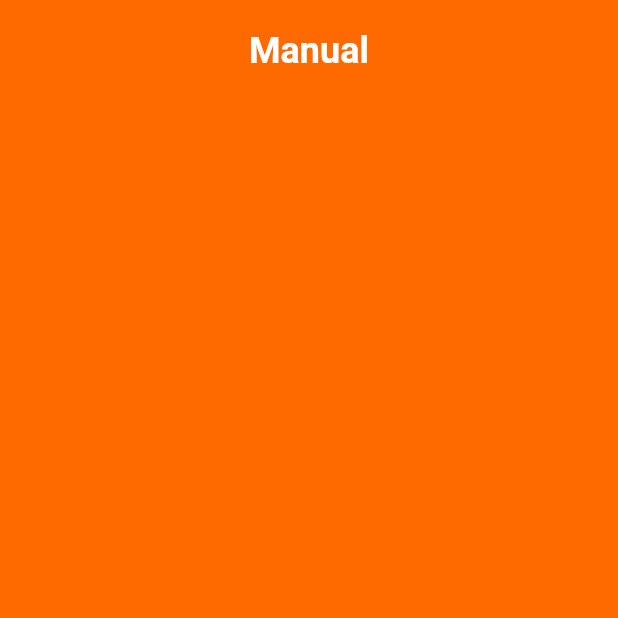
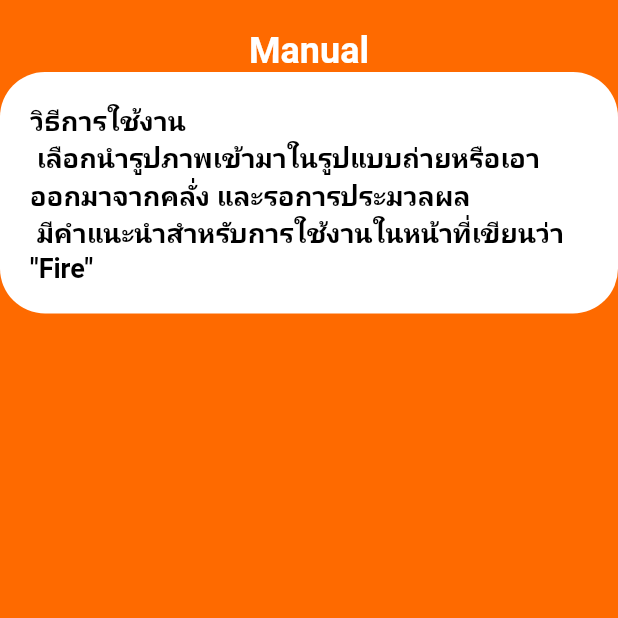
Before and after one commit to patpat46/FIRE_Smoke, a Flutter app: the Manual screen opened directly, on a phone screen of 412 x 824 dp, the top half of it. Run offline on Flutter 3.47's test engine with Material 2 defaults, Android fonts, the phone set to English and light mode, and no system bars; our stand-ins replace image_picker; missing offline and left inert: tflite.

Commit message:
25 เช้า

```diff
--- a/lib/screan/manual.dart
+++ b/lib/screan/manual.dart
@@ -12,7 +12,8 @@ class _ManualState extends State<Manual> {
   Widget build(BuildContext context) {
     return Scaffold(
         backgroundColor: Color.fromARGB(255, 254, 106, 0),
-        body: Column(children: [
+        body: Column(
+          children: [
             const Padding(padding: EdgeInsets.all(10)),
             Row(
               mainAxisAlignment: MainAxisAlignment.center,
@@ -26,6 +27,24 @@ class _ManualState extends State<Manual> {
                 )
               ],
             ),
-        ]));
+            Center(
+              child: Container(
+                  alignment: Alignment.topCenter,
+                  padding: const EdgeInsets.all(20),
+                  decoration: BoxDecoration(
+                    color: Color.fromARGB(255, 255, 255, 255),
+                    borderRadius: BorderRadius.circular(30),
+                  ),
+                  child: Text(
+                    'วิธีการใช้งาน \n เลือกนำรูปภาพเข้ามาในรูปแบบถ่ายหรือเอาออกมาจากคลั่ง และรอการประมวลผล \n มีคำแนะนำสำหรับการใช้งานในหน้าที่เขียนว่า "Fire" ',
+                    style: TextStyle(
+                      fontSize: 18,
+                      fontWeight: FontWeight.bold,
+                      color: const Color.fromARGB(255, 0, 0, 0),
+                    ),
+                  )),
+            ),
+          ],
+        ));
   }
 }
```
Also changed, not shown: lib/screan/prediction.dart (+5 -6 lines). Lines whose indentation alone changed are shown as unchanged.
